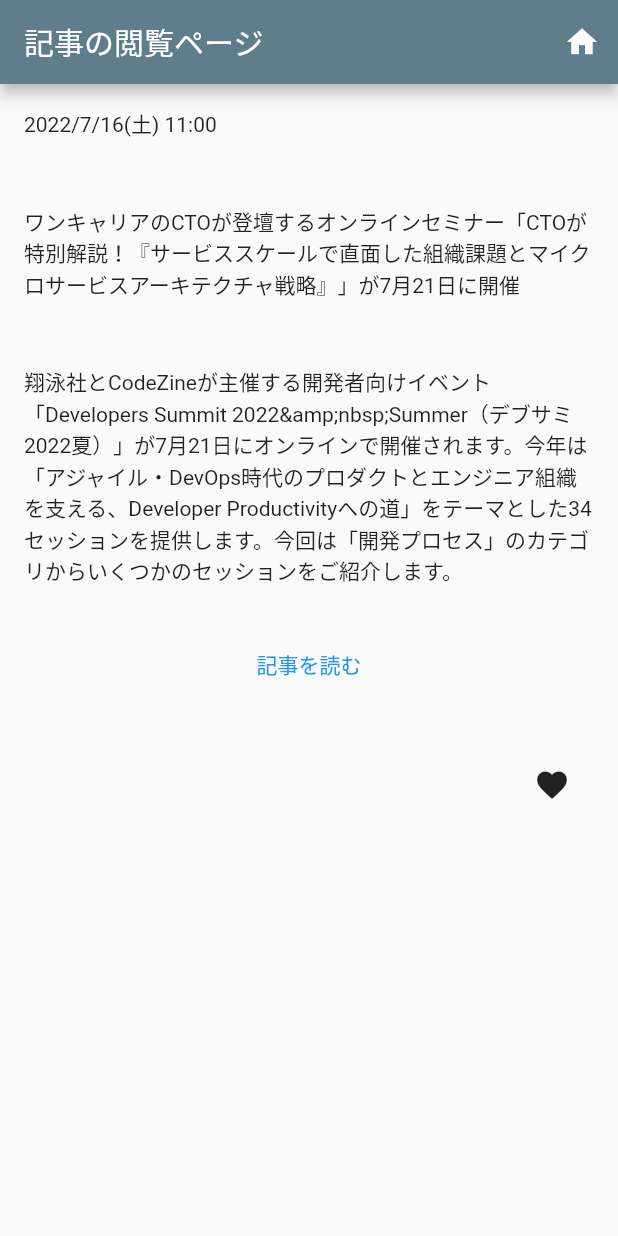
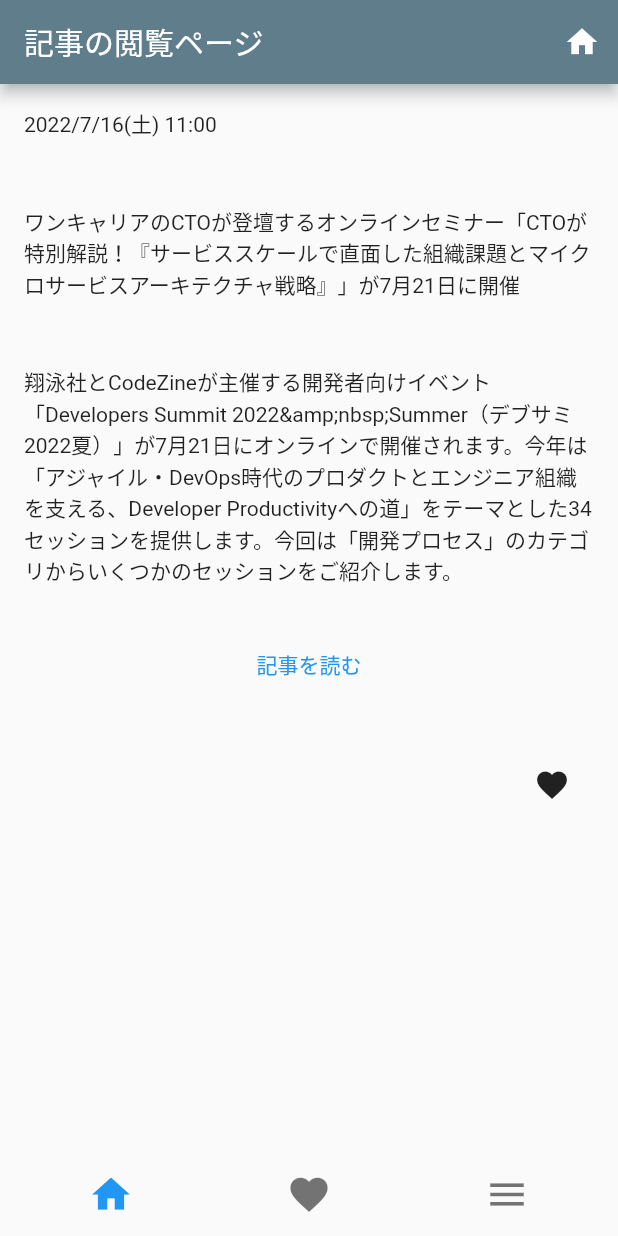
Before and after one commit to aki-moon/TechNewsConcierge-mobile, a Flutter app: the screen it shows after launch, on a phone screen of 412 x 824 dp. Run offline on Flutter 3.47's test engine with Material 2 defaults, Android fonts, the phone set to English and light mode, and no system bars; our stand-ins replace auto_route, flutter_riverpod.

Commit message:
ボトムナビゲーションバーで画面遷移できるようにした

```diff
--- /dev/null
+++ b/lib/buttom_navigationbar.dart
@@ -0,0 +1,56 @@
+import 'package:auto_route/auto_route.dart';
+import 'package:flutter/material.dart';
+import 'package:flutter_riverpod/flutter_riverpod.dart';
+
+class ButtomNavigationBar extends ConsumerWidget {
+  const ButtomNavigationBar({Key? key, required this.tabsRouter})
+      : super(key: key);
+
+  final TabsRouter tabsRouter;
+
+  @override
+  Widget build(BuildContext context, WidgetRef ref) {
+    return SafeArea(
+      child: SizedBox(
+        height: kBottomNavigationBarHeight,
+        child: Padding(
+          padding: const EdgeInsets.symmetric(horizontal: 8),
+          child: Row(
+            crossAxisAlignment: CrossAxisAlignment.stretch,
+            children: [
+              _iconButton(context, ref, 0, Icons.home),
+              _iconButton(context, ref, 1, Icons.favorite),
+              _iconButton(context, ref, 2, Icons.menu),
+            ],
+          ),
+        ),
+      ),
+    );
+  }
+
+  Widget _iconButton(
+    BuildContext context,
+    WidgetRef ref,
+    int index,
+    IconData icon,
+  ) {
+    final selected = tabsRouter.activeIndex == index;
+    final theme = Theme.of(context);
+
+    return Expanded(
+      child: GestureDetector(
+        onTap: () {
+          tabsRouter.setActiveIndex(index);
+        },
+        child: ColoredBox(
+          color: Colors.transparent,
+          child: Icon(
+            icon,
+            size: 30,
+            color: selected ? theme.primaryColor : theme.unselectedWidgetColor,
+          ),
+        ),
+      ),
+    );
+  }
+}
--- a/lib/mainPage.dart
+++ b/lib/mainPage.dart
@@ -3,6 +3,7 @@
 import 'package:auto_route/auto_route.dart';
 import 'package:flutter/material.dart';
 import 'package:flutter_riverpod/flutter_riverpod.dart';
+import 'package:technewsconciergemobile2/buttom_navigationbar.dart';
 import 'package:technewsconciergemobile2/router.gr.dart';
 
 class MainPage extends ConsumerWidget {
@@ -25,6 +26,11 @@ class MainPage extends ConsumerWidget {
         FavoriteRoute(),
         MenuRoute(),
       ],
+      bottomNavigationBuilder: (_, tabsRouter) {
+        return ButtomNavigationBar(
+          tabsRouter: tabsRouter,
+        );
+      },
     );
   }
 }
```
